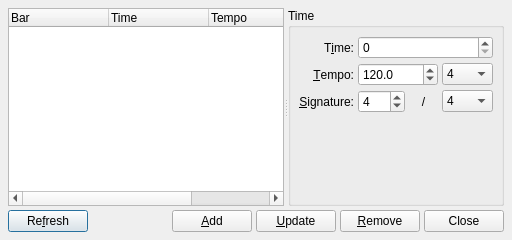
Old version of the form src/qtractorTimeScaleForm.ui in the repository rncbc/qtractor.
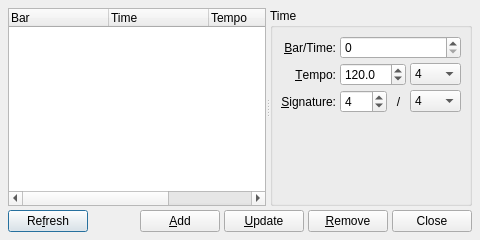
New version of the form. Icons and pictures are not drawn. Custom widgets are drawn as their Qt base class.

Commit message: - On-going time-scale refactoring as new metronome infrastructure,   which will support tempo and time-signature maps soon. (HIGHLY   EXPERIMENTAL)

What changed in the file:
```diff
--- a/src/qtractorTimeScaleForm.ui
+++ b/src/qtractorTimeScaleForm.ui
@@ -25,7 +25,7 @@
    <rect>
     <x>0</x>
     <y>0</y>
-    <width>512</width>
+    <width>480</width>
     <height>240</height>
    </rect>
   </property>
@@ -92,7 +92,7 @@
        <item row="0" column="0" >
         <widget class="QLabel" name="FrameTextLabel" >
          <property name="text" >
-          <string>T&amp;ime:</string>
+          <string>&amp;Bar/Time:</string>
          </property>
          <property name="alignment" >
           <set>Qt::AlignRight|Qt::AlignTrailing|Qt::AlignVCenter</set>
@@ -106,7 +106,7 @@
         <widget class="qtractorSpinBox" name="FrameSpinBox" >
          <property name="minimumSize" >
           <size>
-           <width>120</width>
+           <width>80</width>
            <height>0</height>
           </size>
          </property>
```
Left out of the diff: 2 changed lines with no effect on the pictures. The commit also changes 10 other files.
